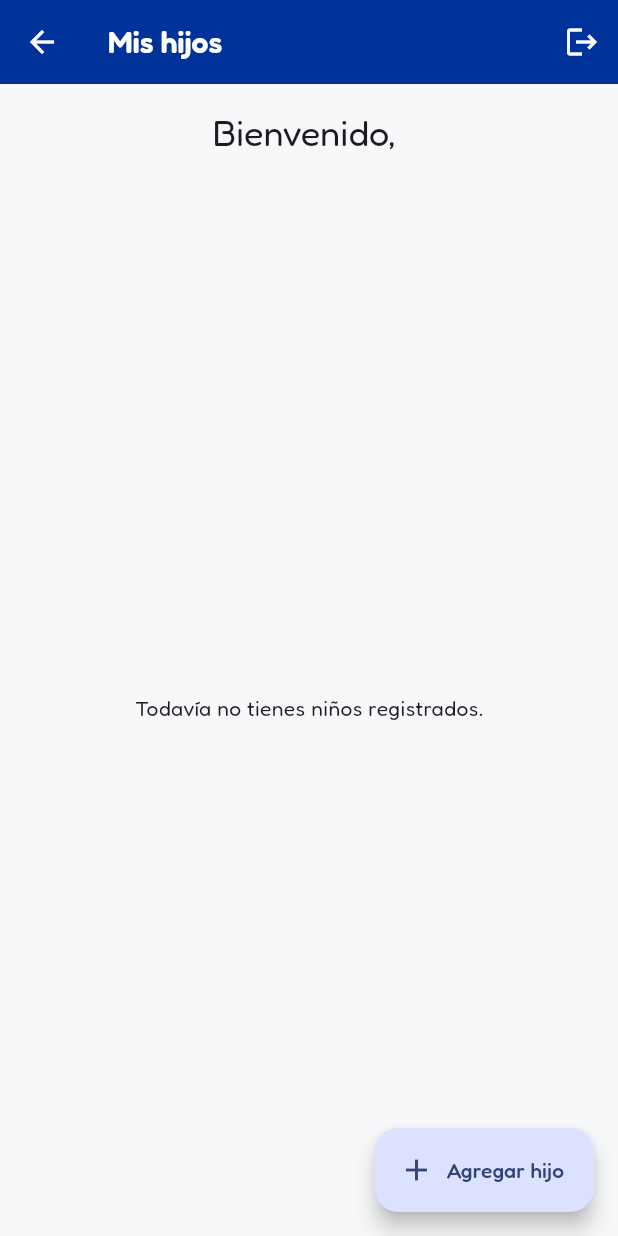
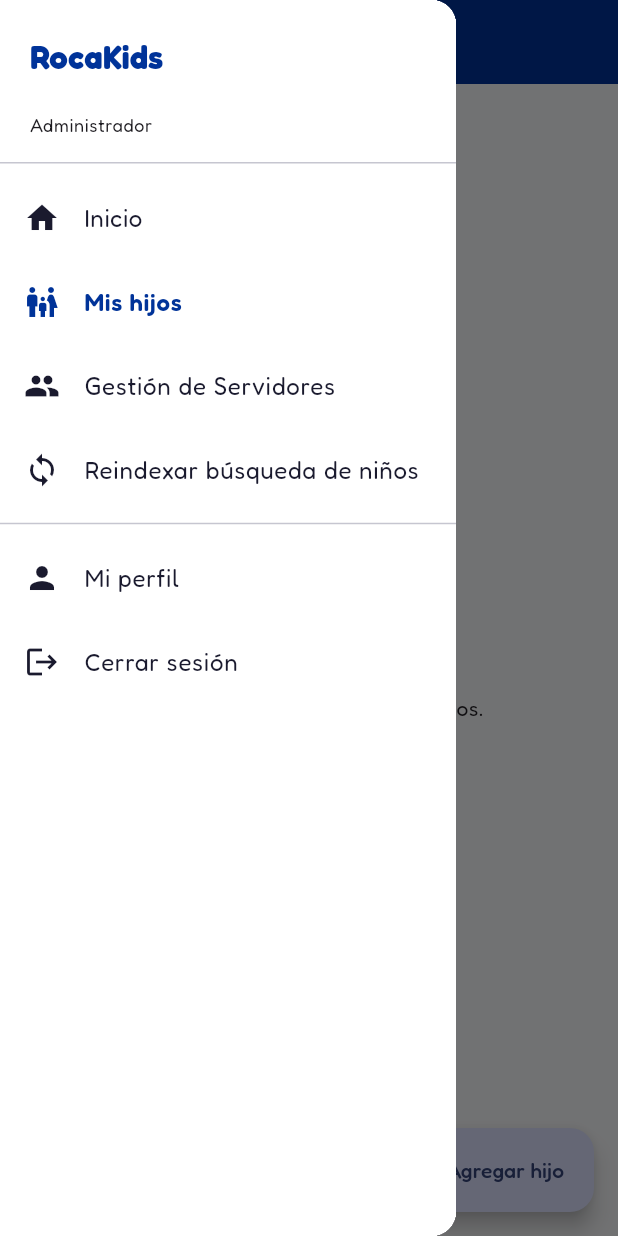
Before and after one commit to geregius/rocakids-app, a Flutter app: the AcudientePortalScreen widget shown alone on an empty page, opened directly with empty values, with the side drawer open (before the commit the screen has no drawer), on a phone screen of 412 x 824 dp. Run offline on Flutter 3.47's test engine with Material 3 defaults, Android fonts, the phone set to English and light mode, and no system bars; our stand-ins replace cloud_firestore, firebase_auth, firebase_core, firebase_storage, google_fonts, image_picker; accounts and stored records are empty.

Commit message:
Menú lateral con todas las secciones, adaptado a rol y tamaño de pantalla
Nuevo AppShell (lib/widgets/app_shell.dart): menú fijo a la izquierda
en pantallas anchas (computador), cajón deslizable en celular. Cada
rol ve solo las secciones que le aplican (Inicio, Mis hijos, Gestión
de Servidores + Reindexar solo admin, Mi perfil solo roles de
servidor, Cerrar sesión siempre).

home_screen, modulo_en_construccion_screen, acudiente_portal_screen y
admin_users_list_screen ya no tienen su propio Scaffold/AppBar/botones
de navegación — ahora son solo el contenido de su sección dentro del
shell.

Co-Authored-By: Claude Sonnet 5 <noreply@anthropic.com>

```diff
--- a/app/lib/screens/acudiente_portal_screen.dart
+++ b/app/lib/screens/acudiente_portal_screen.dart
@@ -8,6 +8,7 @@ import '../models/usuario_app.dart';
 import '../services/auth_service.dart';
 import '../theme/app_colors.dart';
 import '../utils/foto_picker.dart';
+import '../widgets/app_shell.dart';
 import 'agregar_hijo_screen.dart';
 import 'nino_detalle_sheet.dart';
 
@@ -26,6 +27,7 @@ class AcudientePortalScreen extends StatefulWidget {
 
 class _AcudientePortalScreenState extends State<AcudientePortalScreen> {
   late Future<Acudiente?> _acudienteFuture;
+  final _listaKey = GlobalKey<_ListaDeHijosState>();
 
   @override
   void initState() {
@@ -39,39 +41,43 @@ class _AcudientePortalScreenState extends State<AcudientePortalScreen> {
 
   @override
   Widget build(BuildContext context) {
-    return Scaffold(
-      appBar: AppBar(
-        title: const Text('Mis hijos'),
-        actions: [
-          IconButton(
-            icon: const Icon(Icons.logout),
-            tooltip: 'Cerrar sesión',
-            onPressed: () => AuthService().signOut(),
-          ),
-        ],
-      ),
-      body: FutureBuilder<Acudiente?>(
+    return FutureBuilder<Acudiente?>(
       future: _acudienteFuture,
       builder: (context, snapshot) {
-          if (snapshot.connectionState == ConnectionState.waiting) {
-            return const Center(child: CircularProgressIndicator());
+        final cargando = snapshot.connectionState == ConnectionState.waiting;
+        final tieneAcudiente = !cargando && !snapshot.hasError && snapshot.data != null;
+
+        Widget body;
+        if (cargando) {
+          body = const Center(child: CircularProgressIndicator());
+        } else if (snapshot.hasError) {
+          body = Center(child: Text('Error: ${snapshot.error}'));
+        } else if (!tieneAcudiente) {
+          body = _SinPerfilAcudiente(usuario: widget.usuario, onListo: _recargar);
+        } else {
+          body = _ListaDeHijos(key: _listaKey, usuario: widget.usuario);
         }
-          if (snapshot.hasError) {
-            return Center(child: Text('Error: ${snapshot.error}'));
-          }
-          if (snapshot.data == null) {
-            return _SinPerfilAcudiente(usuario: widget.usuario, onListo: _recargar);
-          }
-          return _ListaDeHijos(usuario: widget.usuario);
+
+        return AppShell(
+          usuario: widget.usuario,
+          seccionActiva: 'Mis hijos',
+          floatingActionButton: tieneAcudiente
+              ? FloatingActionButton.extended(
+                  onPressed: () => _listaKey.currentState?.abrirAgregarHijo(),
+                  icon: const Icon(Icons.add),
+                  label: const Text('Agregar hijo'),
+                )
+              : null,
+          body: body,
+        );
       },
-      ),
     );
   }
 }
 
 class _ListaDeHijos extends StatefulWidget {
   final UsuarioApp usuario;
-  const _ListaDeHijos({required this.usuario});
+  const _ListaDeHijos({super.key, required this.usuario});
 
   @override
   State<_ListaDeHijos> createState() => _ListaDeHijosState();
@@ -90,7 +96,7 @@ class _ListaDeHijosState extends State<_ListaDeHijos> {
     _hijosFuture = AuthService().obtenerMisHijos();
   }
 
-  Future<void> _abrirAgregarHijo() async {
+  Future<void> abrirAgregarHijo() async {
     await Navigator.of(context).push(
       MaterialPageRoute(builder: (_) => const AgregarHijoScreen()),
     );
@@ -99,13 +105,7 @@ class _ListaDeHijosState extends State<_ListaDeHijos> {
 
   @override
   Widget build(BuildContext context) {
-    return Scaffold(
-      floatingActionButton: FloatingActionButton.extended(
-        onPressed: _abrirAgregarHijo,
-        icon: const Icon(Icons.add),
-        label: const Text('Agregar hijo'),
-      ),
-      body: Column(
+    return Column(
       children: [
         Padding(
           padding: const EdgeInsets.all(16),
@@ -167,7 +167,6 @@ class _ListaDeHijosState extends State<_ListaDeHijos> {
           ),
         ),
       ],
-      ),
     );
   }
 }
--- /dev/null
+++ b/app/lib/widgets/app_shell.dart
@@ -0,0 +1,249 @@
+import 'package:flutter/material.dart';
+
+import '../models/usuario_app.dart';
+import '../screens/acudiente_portal_screen.dart';
+import '../screens/admin/admin_users_list_screen.dart';
+import '../screens/admin/user_edit_sheet.dart';
+import '../screens/home_screen.dart';
+import '../screens/modulo_en_construccion_screen.dart';
+import '../services/auth_service.dart';
+import '../theme/app_colors.dart';
+
+/// Ancho de pantalla a partir del cual el menú queda siempre visible a
+/// la izquierda, en vez de colapsar en un cajón deslizable (celular).
+const _anchoMenuFijo = 800.0;
+
+/// Estructura común de todas las pantallas principales: un menú con
+/// todas las secciones (fijo a la izquierda en pantallas anchas, cajón
+/// deslizable en celular) y el contenido de la sección activa a la
+/// derecha. Qué aparece en el menú depende del rol de [usuario]. Cada
+/// pantalla se envuelve en este shell y le pasa su propio contenido
+/// como [body], más el nombre de su sección en [seccionActiva] (para
+/// que quede resaltada en el menú y como título de la barra superior).
+class AppShell extends StatelessWidget {
+  final UsuarioApp usuario;
+  final String seccionActiva;
+  final Widget body;
+  final Widget? floatingActionButton;
+
+  const AppShell({
+    super.key,
+    required this.usuario,
+    required this.seccionActiva,
+    required this.body,
+    this.floatingActionButton,
+  });
+
+  void _irA(BuildContext context, Widget pantalla) {
+    Navigator.of(context).pushReplacement(MaterialPageRoute(builder: (_) => pantalla));
+  }
+
+  Future<void> _reindexar(BuildContext context) async {
+    final messenger = ScaffoldMessenger.of(context);
+    messenger.showSnackBar(const SnackBar(content: Text('Reindexando...')));
+    try {
+      final total = await AuthService().reindexarBusquedaNinos();
+      messenger.showSnackBar(
+        SnackBar(content: Text('$total niños reindexados para la búsqueda por nombre.')),
+      );
+    } catch (e) {
+      messenger.showSnackBar(SnackBar(content: Text('No se pudo reindexar: $e')));
+    }
+  }
+
+  List<_ItemMenu> _items(BuildContext context) {
+    final esAdmin = usuario.rol == RolUsuario.administrador;
+    final esServidor = usuario.rol.esRolDeServidor;
+
+    return [
+      if (esServidor)
+        _ItemMenu(
+          icon: Icons.home,
+          label: 'Inicio',
+          onTap: () => _irA(
+            context,
+            esAdmin ? HomeScreen(usuario: usuario) : ModuloEnConstruccionScreen(usuario: usuario),
+          ),
+        ),
+      _ItemMenu(
+        icon: Icons.family_restroom,
+        label: 'Mis hijos',
+        onTap: () => _irA(context, AcudientePortalScreen(usuario: usuario)),
+      ),
+      if (esAdmin) ...[
+        _ItemMenu(
+          icon: Icons.people,
+          label: 'Gestión de Servidores',
+          onTap: () => _irA(context, AdminUsersListScreen(usuario: usuario)),
+        ),
+        _ItemMenu(
+          icon: Icons.sync,
+          label: 'Reindexar búsqueda de niños',
+          onTap: () => _reindexar(context),
+        ),
+      ],
+      if (esServidor)
+        _ItemMenu(
+          icon: Icons.person,
+          label: 'Mi perfil',
+          separadorAntes: true,
+          onTap: () => showModalBottomSheet<void>(
+            context: context,
+            isScrollControlled: true,
+            builder: (_) => UserEditSheet(usuario: usuario, esAdmin: esAdmin),
+          ),
+        ),
+      _ItemMenu(
+        icon: Icons.logout,
+        label: 'Cerrar sesión',
+        separadorAntes: !esServidor,
+        onTap: () => AuthService().signOut(),
+      ),
+    ];
+  }
+
+  @override
+  Widget build(BuildContext context) {
+    final items = _items(context);
+    final esAncho = MediaQuery.of(context).size.width >= _anchoMenuFijo;
+
+    if (esAncho) {
+      return Scaffold(
+        body: Row(
+          crossAxisAlignment: CrossAxisAlignment.stretch,
+          children: [
+            _Menu(
+              usuario: usuario,
+              items: items,
+              seccionActiva: seccionActiva,
+              dentroDeDrawer: false,
+            ),
+            const VerticalDivider(width: 1),
+            Expanded(
+              child: Scaffold(
+                appBar: AppBar(title: Text(seccionActiva)),
+                body: body,
+                floatingActionButton: floatingActionButton,
+              ),
+            ),
+          ],
+        ),
+      );
+    }
+
+    return Scaffold(
+      appBar: AppBar(title: Text(seccionActiva)),
+      drawer: Drawer(
+        child: _Menu(
+          usuario: usuario,
+          items: items,
+          seccionActiva: seccionActiva,
+          dentroDeDrawer: true,
+        ),
+      ),
+      body: body,
+      floatingActionButton: floatingActionButton,
+    );
+  }
+}
+
+class _ItemMenu {
+  final IconData icon;
+  final String label;
+  final VoidCallback onTap;
+  final bool separadorAntes;
+
+  const _ItemMenu({
+    required this.icon,
+    required this.label,
+    required this.onTap,
+    this.separadorAntes = false,
+  });
+}
+
+class _Menu extends StatelessWidget {
+  final UsuarioApp usuario;
+  final List<_ItemMenu> items;
+  final String seccionActiva;
+  final bool dentroDeDrawer;
+
+  const _Menu({
+    required this.usuario,
+    required this.items,
+    required this.seccionActiva,
+    required this.dentroDeDrawer,
+  });
+
+  @override
+  Widget build(BuildContext context) {
+    return Container(
+      width: 260,
+      color: AppColors.superficie,
+      child: SafeArea(
+        child: Column(
+          crossAxisAlignment: CrossAxisAlignment.stretch,
+          children: [
+            Padding(
+              padding: const EdgeInsets.fromLTRB(20, 24, 20, 16),
+              child: Column(
+                crossAxisAlignment: CrossAxisAlignment.start,
+                children: [
+                  Text(
+                    'RocaKids',
+                    style: Theme.of(context).textTheme.titleLarge?.copyWith(
+                      color: AppColors.azulMarino,
+                      fontWeight: FontWeight.bold,
+                    ),
+                  ),
+                  const SizedBox(height: 4),
+                  Text(
+                    usuario.nombreCompleto.isNotEmpty ? usuario.nombreCompleto : usuario.correo,
+                    style: Theme.of(context).textTheme.bodyMedium,
+                    overflow: TextOverflow.ellipsis,
+                  ),
+                  Text(usuario.rol.etiqueta, style: Theme.of(context).textTheme.bodySmall),
+                ],
+              ),
+            ),
+            const Divider(height: 1),
+            Expanded(
+              child: ListView(
+                padding: const EdgeInsets.symmetric(vertical: 8),
+                children: [
+                  for (final item in items) ...[
+                    if (item.separadorAntes) const Divider(height: 16),
+                    ListTile(
+                      leading: Icon(
+                        item.icon,
+                        color: item.label == seccionActiva
+                            ? AppColors.azulMarino
+                            : AppColors.textoPrincipal,
+                      ),
+                      title: Text(
+                        item.label,
+                        style: TextStyle(
+                          color: item.label == seccionActiva
+                              ? AppColors.azulMarino
+                              : AppColors.textoPrincipal,
+                          fontWeight: item.label == seccionActiva
+                              ? FontWeight.w600
+                              : FontWeight.normal,
+                        ),
+                      ),
+                      selected: item.label == seccionActiva,
+                      selectedTileColor: AppColors.azulClaro.withValues(alpha: 0.1),
+                      onTap: () {
+                        if (dentroDeDrawer) Navigator.of(context).pop();
+                        item.onTap();
+                      },
+                    ),
+                  ],
+                ],
+              ),
+            ),
+          ],
+        ),
+      ),
+    );
+  }
+}
```
Also changed, not shown: app/lib/screens/admin/admin_users_list_screen.dart (+7 -3 lines), app/lib/screens/home_screen.dart (+4 -94 lines), app/lib/screens/modulo_en_construccion_screen.dart (+5 -35 lines), 1 other file. Lines whose indentation alone changed are shown as unchanged.
